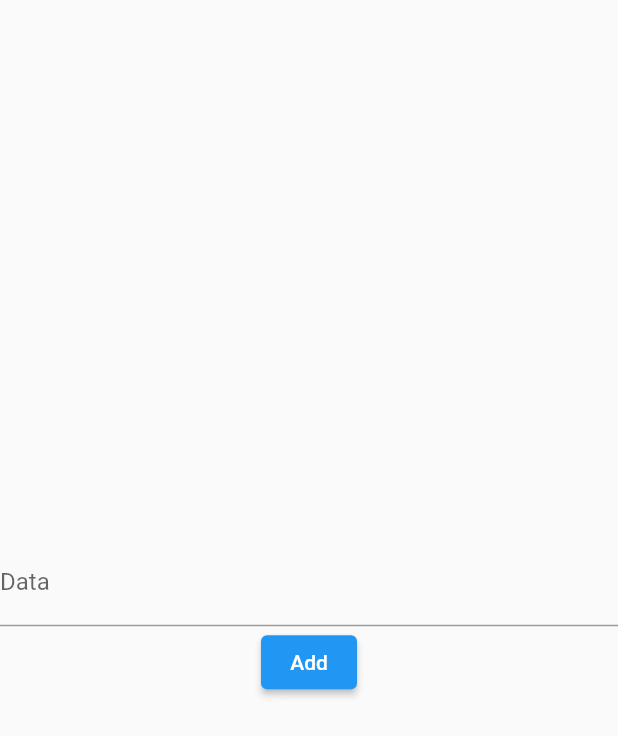
After one commit to lllionlll/flutter_firebase, a Flutter app: the AddData screen opened directly, on a phone screen of 412 x 824 dp. The commit adds this screen. Shown: the top 736 px of the screen. Run offline on Flutter 3.47's test engine with Material 2 defaults, Android fonts, the light colour scheme and no system bars; our stand-ins replace cloud_firestore, file_picker, firebase_auth, firebase_core, firebase_database, firebase_storage and 1 more; accounts and stored records are empty.

Commit message:
feat: fix nothing

```diff
--- /dev/null
+++ b/authen_firebase_flutter/lib/screens/addData.dart
@@ -0,0 +1,45 @@
+import 'package:authen_firebase_flutter/screens/home_screen.dart';
+import 'package:cloud_firestore/cloud_firestore.dart';
+import 'package:firebase_auth/firebase_auth.dart';
+import 'package:flutter/material.dart';
+
+class AddData extends StatelessWidget {
+
+  TextEditingController d = TextEditingController();
+  @override
+  Widget build(BuildContext context) {
+    return Scaffold(
+      body: Container(
+        child: Column(
+          mainAxisAlignment: MainAxisAlignment.center,
+          crossAxisAlignment: CrossAxisAlignment.center,
+          children: [
+            TextField(
+              controller: d,
+              decoration: InputDecoration(
+                hintText: 'Data',
+                labelText: 'Data'
+              ),
+            ),
+            ElevatedButton(
+              onPressed: () async {
+                String uid = FirebaseAuth.instance.currentUser!.uid;
+                final firestore = await FirebaseFirestore.instance.collection('users').doc(uid);
+                firestore.set({
+                  "name" : d.text.trim()
+                });
+                Navigator.of(context).pop();
+                Navigator.of(context).pushAndRemoveUntil(
+                    MaterialPageRoute(
+                        builder: (context) => HomeScreen()),
+                        (router) => false
+                );
+              },
+              child: Text('Add'),
+            )
+          ],
+        ),
+      ),
+    );
+  }
+}
--- a/authen_firebase_flutter/pubspec.yaml
+++ b/authen_firebase_flutter/pubspec.yaml
@@ -14,6 +14,8 @@ dependencies:
   cupertino_icons: ^1.0.2
   firebase_core: ^2.3.0
   firebase_auth: ^4.1.3
+  google_sign_in: ^5.4.2
+  cloud_firestore: ^4.1.0
 dev_dependencies:
   flutter_test:
     sdk: flutter
```
Also changed, not shown: authen_firebase_flutter/lib/main.dart (+5 -11 lines), authen_firebase_flutter/lib/screens/home_screen.dart (+22 -3 lines), authen_firebase_flutter/lib/screens/register_screen.dart (+46 -3 lines), authen_firebase_flutter/lib/services/auth_service.dart (+30 -1 lines), authen_firebase_flutter/pubspec.lock, 2 other files.
